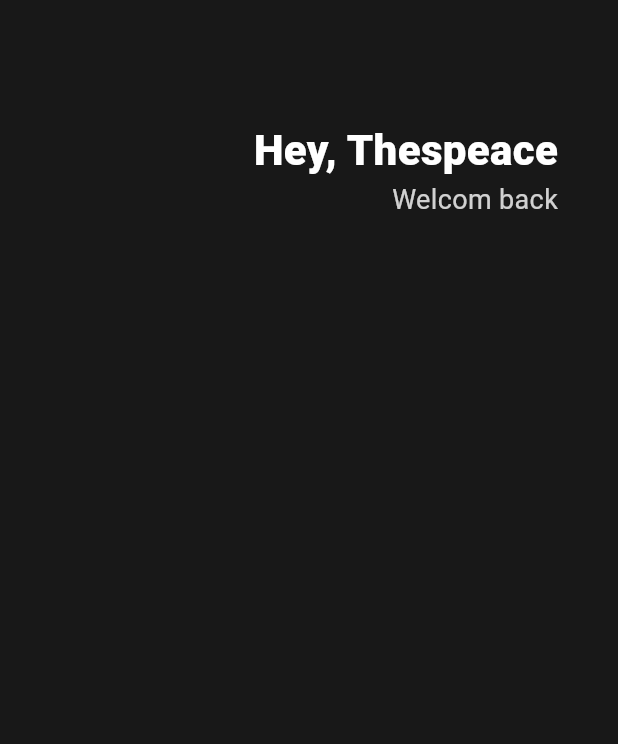
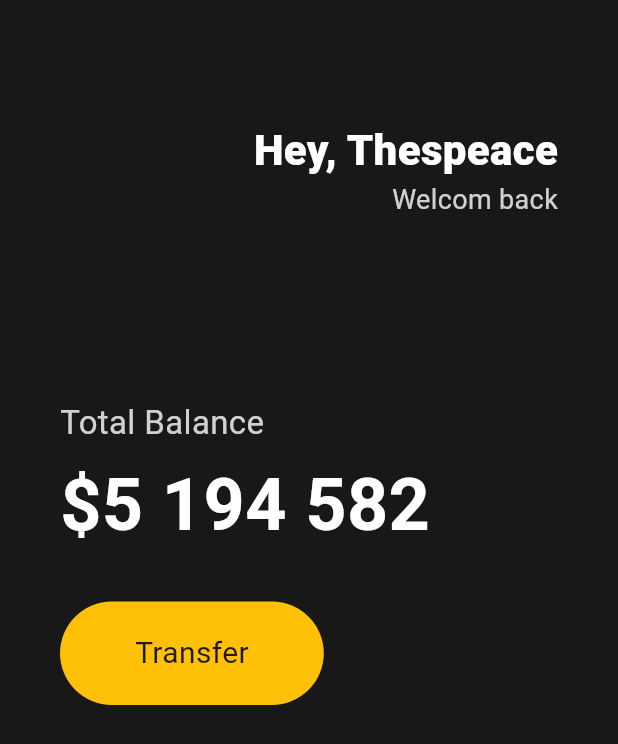
Before and after one commit to thespeace/learn_flutter_starter, a Flutter app: the screen it shows after launch, on a phone screen of 412 x 824 dp. Shown: the top 744 px of the screen. Run offline on Flutter 3.47's test engine with Material 3 defaults, Android fonts, the phone set to English and light mode, and no system bars.

Commit message:
FEAT: UI Challenge-buttons section

```diff
--- a/lib/main.dart
+++ b/lib/main.dart
@@ -30,16 +30,18 @@
           padding: EdgeInsets.symmetric(horizontal:
           40),
           child: Column(
+            crossAxisAlignment: CrossAxisAlignment.
+            start,
             children: [
-              SizedBox(
+              SizedBox( //사이즈가 있는 박스를 생성하는 widget.
                 height: 80,
               ),
-              Row(
-                mainAxisAlignment: MainAxisAlignment.
+              Row( //요소들을 옆에 두려면 Row.
+                mainAxisAlignment: MainAxisAlignment. //row의 mainAxis : 수평(가로)방향 <-> crossAxis : 수직(세로)방향
                 end,
                 children: [
                   Column(
-                    crossAxisAlignment: CrossAxisAlignment.
+                    crossAxisAlignment: CrossAxisAlignment. //column의 mainAxis : 수직(세로)방향  <-> CrossAxis : 수평(가로)방향
                     end,
                     children: [
                       Text(
@@ -50,16 +52,64 @@
                           fontWeight: FontWeight.w800,
                         ),
                       ),
-                      Text('Welcom back',
+                      Text(
+                        'Welcom back',
                         style: TextStyle(
                           color: Colors.white.withOpacity(0.8),
                           fontSize: 18,
                         ),
                       ),
                     ],
-                  )
+                  ) //요소들을 서로 위 아래에 놓으려면 Column.
                 ],
-              )
+              ),
+              SizedBox(
+                height: 120,
+              ),
+              Text(
+                'Total Balance',
+                style: TextStyle(
+                  fontSize: 22,
+                  color: Colors.white.withOpacity(0.8),
+                ),
+              ),
+              SizedBox(
+                height: 5,
+              ),
+              Text(
+                '\$5 194 582',
+                style: TextStyle(
+                  fontSize: 48,
+                  fontWeight: FontWeight.w600,
+                  color: Colors.white,
+                ),
+              ),
+              SizedBox(
+                height: 30,
+              ),
+              Row(
+                children: [
+                  Container( //HTML의 div같은 요소.
+                    decoration: BoxDecoration(
+                      color: Colors.amber,
+                      borderRadius: BorderRadius.
+                      circular(45),
+                    ),
+                    child: Padding(
+                      padding: EdgeInsets.symmetric(
+                        vertical: 20,
+                        horizontal: 50,
+                      ),
+                      child: Text(
+                        'Transfer',
+                        style: TextStyle(
+                          fontSize: 20,
+                        ),
+                      ),
+                    ),
+                  ),
+                ],
+              ),
             ],
           ),
         )
```
